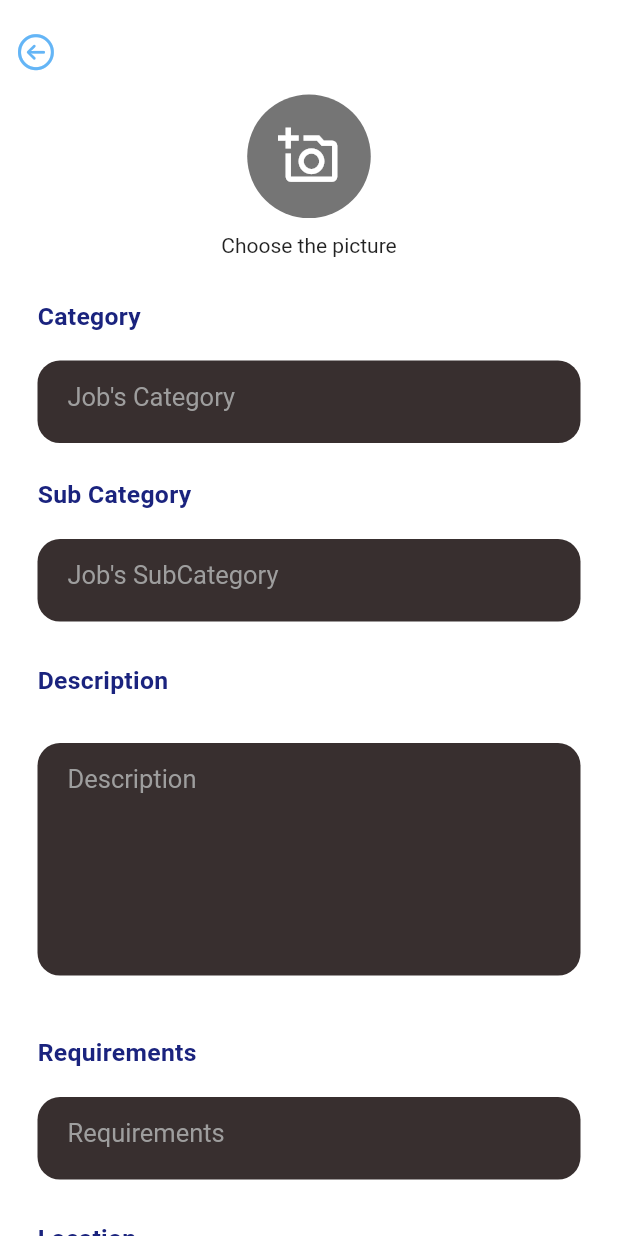
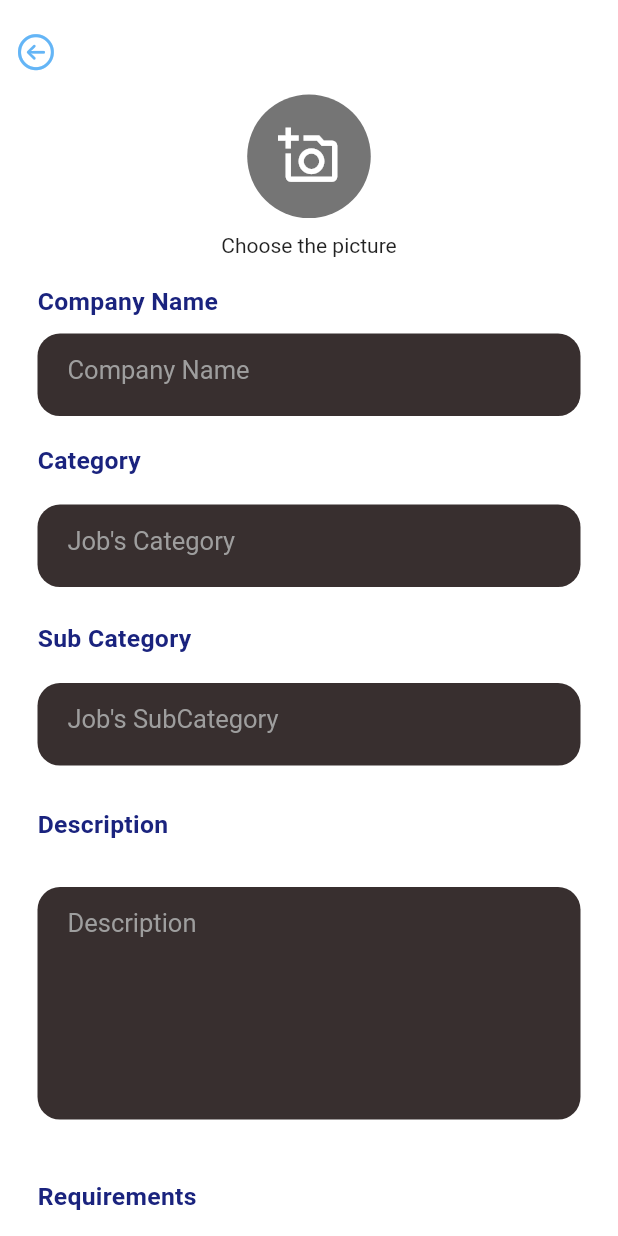
Before and after one commit to UMESH-042/JobFinder, a Flutter app: the AddJobs screen opened directly with empty values, on a phone screen of 412 x 824 dp. Run offline on Flutter 3.47's test engine with Material 2 defaults, Android fonts, the phone set to English and light mode, and no system bars; our stand-ins replace cached_network_image, cloud_firestore, curved_navigation_bar, file_picker, firebase_auth, firebase_core and 10 more; missing offline and left inert: dart:html, easy_pdf_viewer, flutter_paystack; accounts and stored records are empty.

Commit message:
Added the Company Name in jOb details section and also added Custom Message when some user Applies to a job

```diff
--- a/lib/view/add_jobs.dart
+++ b/lib/view/add_jobs.dart
@@ -25,6 +25,8 @@ class _AddJobsState extends State<AddJobs> {
   TextEditingController _subcategoryController = TextEditingController();
   TextEditingController _descriptionController = TextEditingController();
   TextEditingController _requirementsController = TextEditingController();
+  TextEditingController _companyNameController = TextEditingController();
+
   String jobtype = "";
 
   List<String> availableJobTypes = [
@@ -141,7 +143,15 @@ class _AddJobsState extends State<AddJobs> {
                         ],
                       ),
                       const SizedBox(
-                        height: 30,
+                        height: 20,
+                      ),
+                      label("Company Name"),
+                      const SizedBox(
+                        height: 12,
+                      ),
+                      CompanyName(),
+                      const SizedBox(
+                        height: 20,
                       ),
                       label("Category"),
                       const SizedBox(
@@ -431,6 +441,30 @@ class _AddJobsState extends State<AddJobs> {
     );
   }
 
+  Widget CompanyName() {
+    return Container(
+      height: 55,
+      width: MediaQuery.of(context).size.width,
+      decoration: BoxDecoration(
+        color: Color.fromARGB(255, 56, 47, 47),
+        borderRadius: BorderRadius.circular(15),
+      ),
+      child: TextFormField(
+        controller: _companyNameController,
+        style: const TextStyle(
+          color: Colors.white70,
+          fontSize: 17,
+        ),
+        decoration: InputDecoration(
+          border: InputBorder.none,
+          hintText: "Company Name",
+          hintStyle: TextStyle(color: Colors.grey[500], fontSize: 17),
+          contentPadding: EdgeInsets.only(left: 20, right: 20),
+        ),
+      ),
+    );
+  }
+
   Widget button() {
     return InkWell(
       onTap: () async {
@@ -468,6 +502,7 @@ class _AddJobsState extends State<AddJobs> {
               "image": bookImageUrl,
               "postedby": widget.otherUserEmail,
               "NoOfApplicants": 0,
+              "companyDetails":_companyNameController.text,
             }).then((value) {
               setState(() {
                 _isAddingJob = false;
@@ -520,5 +555,4 @@ class _AddJobsState extends State<AddJobs> {
       ),
     );
   }
-
 }
```
Also changed, not shown: lib/view/DisplayJobs.dart (+18 -17 lines), lib/view/Job_Details.dart (+21 -6 lines). Lines whose indentation alone changed are shown as unchanged.
